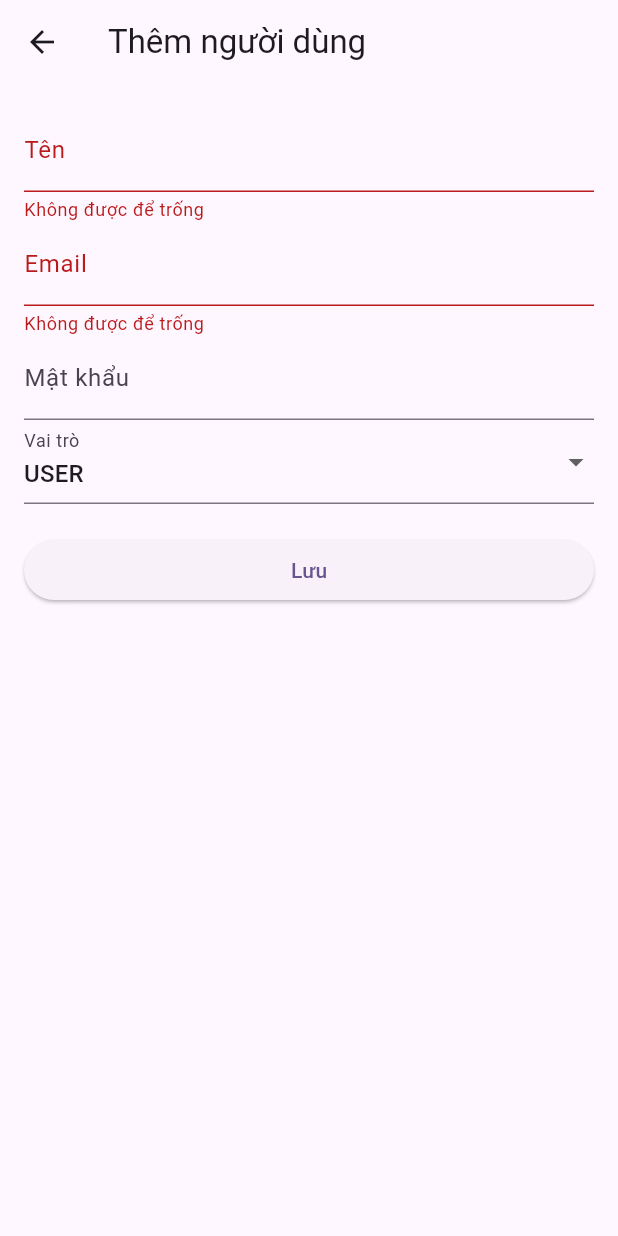
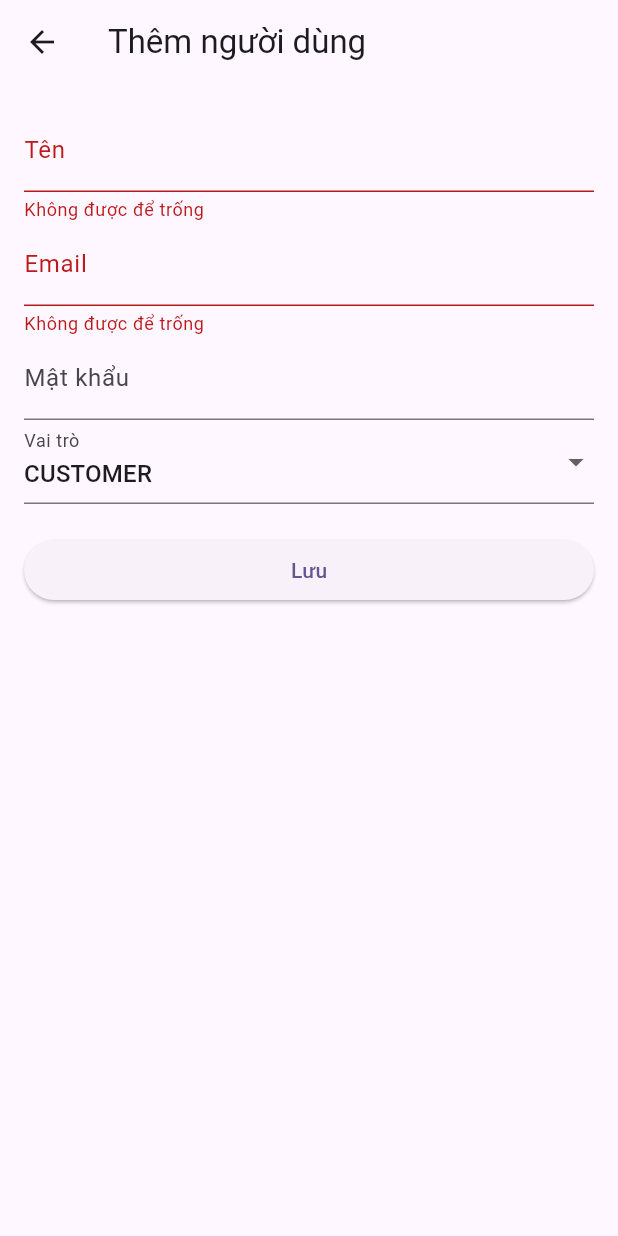
Before and after one commit to VoCongDanh22130033/Mobile_Fe, a Flutter app: the AddEditUserView screen opened directly, after a tap on "Lưu", on a phone screen of 412 x 824 dp. Run offline on Flutter 3.47's test engine with Material 3 defaults, Android fonts, the light colour scheme and no system bars; our stand-ins replace file_picker, google_fonts, google_nav_bar, shared_preferences; missing offline and left inert: flutter_inappwebview; accounts and stored records are empty.

Commit message:
Sửa lại option USER -> CUSTOMER cho khớp với backend

```diff
--- a/lib/views/admin/add_edit_user_view.dart
+++ b/lib/views/admin/add_edit_user_view.dart
@@ -15,7 +15,7 @@ class _AddEditUserViewState extends State<AddEditUserView> {
   late TextEditingController nameCtrl;
   late TextEditingController emailCtrl;
   late TextEditingController passwordCtrl;
-  String role = "USER";
+  String role = "CUSTOMER";
 
   @override
   void initState() {
@@ -23,7 +23,7 @@ class _AddEditUserViewState extends State<AddEditUserView> {
     nameCtrl = TextEditingController(text: widget.user?.name ?? "");
     emailCtrl = TextEditingController(text: widget.user?.email ?? "");
     passwordCtrl = TextEditingController();
-    role = widget.user?.role ?? "USER";
+    role = widget.user?.role ?? "CUSTOMER";
   }
 
   Future<void> _save() async {
@@ -75,7 +75,7 @@ class _AddEditUserViewState extends State<AddEditUserView> {
             DropdownButtonFormField<String>(
               value: role,
               items: const [
-                DropdownMenuItem(value: "USER", child: Text("USER")),
+                DropdownMenuItem(value: "CUSTOMER", child: Text("CUSTOMER")),
                 DropdownMenuItem(value: "ADMIN", child: Text("ADMIN")),
               ],
               onChanged: (v) => setState(() => role = v!),
```
